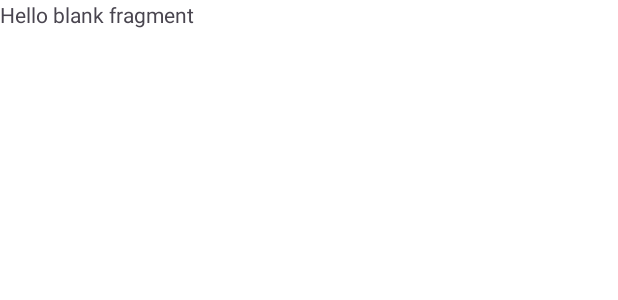
After one commit to Jual-in/Jualin, an Android app: the layout fragment_register.xml on its own in the app's theme, with its tools: preview values and no code run, on a phone screen of 412 x 824 dp. The commit adds this screen. Shown: the top 300 px of the screen. Run offline under Robolectric (Android 15) with nearby library versions, the phone set to English and light mode, and no system bars.

Commit message:
add custom view email and register fragment

```diff
--- a/app/build.gradle
+++ b/app/build.gradle
@@ -37,9 +37,9 @@ android {
 
 dependencies {
 
-    implementation 'androidx.core:core-ktx:1.8.0'
+    implementation 'androidx.core:core-ktx:1.10.1'
     implementation 'androidx.appcompat:appcompat:1.6.1'
-    implementation 'com.google.android.material:material:1.5.0'
+    implementation 'com.google.android.material:material:1.9.0'
     implementation 'androidx.constraintlayout:constraintlayout:2.1.4'
     testImplementation 'junit:junit:4.13.2'
     androidTestImplementation 'androidx.test.ext:junit:1.1.5'
--- /dev/null
+++ b/app/src/main/res/layout/fragment_register.xml
@@ -0,0 +1,14 @@
+<?xml version="1.0" encoding="utf-8"?>
+<FrameLayout xmlns:android="http://schemas.android.com/apk/res/android"
+    xmlns:tools="http://schemas.android.com/tools"
+    android:layout_width="match_parent"
+    android:layout_height="match_parent"
+    tools:context=".ui.fragments.RegisterFragment">
+
+    <!-- TODO: Update blank fragment layout -->
+    <TextView
+        android:layout_width="match_parent"
+        android:layout_height="match_parent"
+        android:text="@string/hello_blank_fragment" />
+
+</FrameLayout>
--- a/app/src/main/res/values/strings.xml
+++ b/app/src/main/res/values/strings.xml
@@ -6,4 +6,7 @@
     <string name="daftar">Daftar</string>
     <string name="informasi_masuk">Masukkan kredensial untuk masuk ke aplikasi</string>
     <string name="belum_punya_akun">Belum punya akun?</string>
+    <string name="format_email">Gunakan Format Email</string>
+<!-- TODO: Remove or change this placeholder text -->
+    <string name="hello_blank_fragment">Hello blank fragment</string>
 </resources>
```
Also changed, not shown: app/src/main/java/com/jualin/apps/ui/fragments/RegisterFragment.kt (added, +25 -0 lines), app/src/main/java/com/jualin/apps/ui/views/EmailEditText.kt (added, +44 -0 lines).
